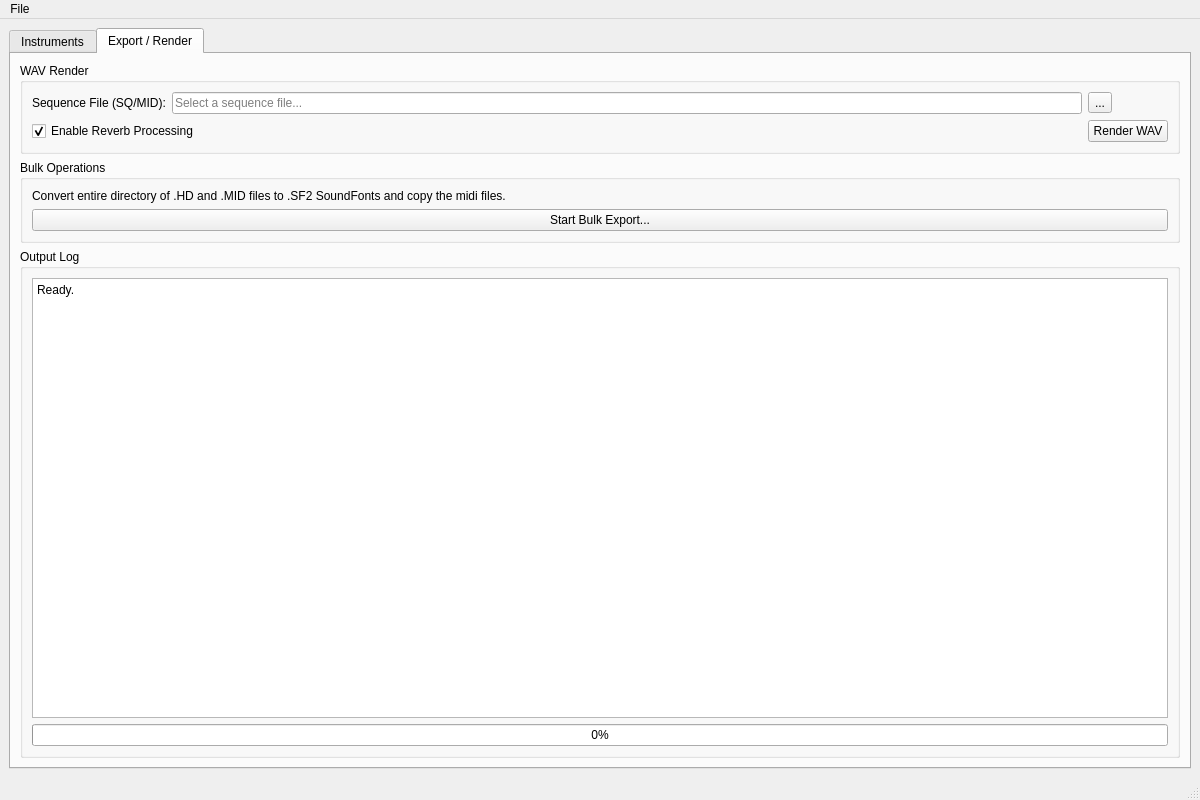
Old version of the form src/mainwindow.ui in the repository jooqw/ApePlayer.
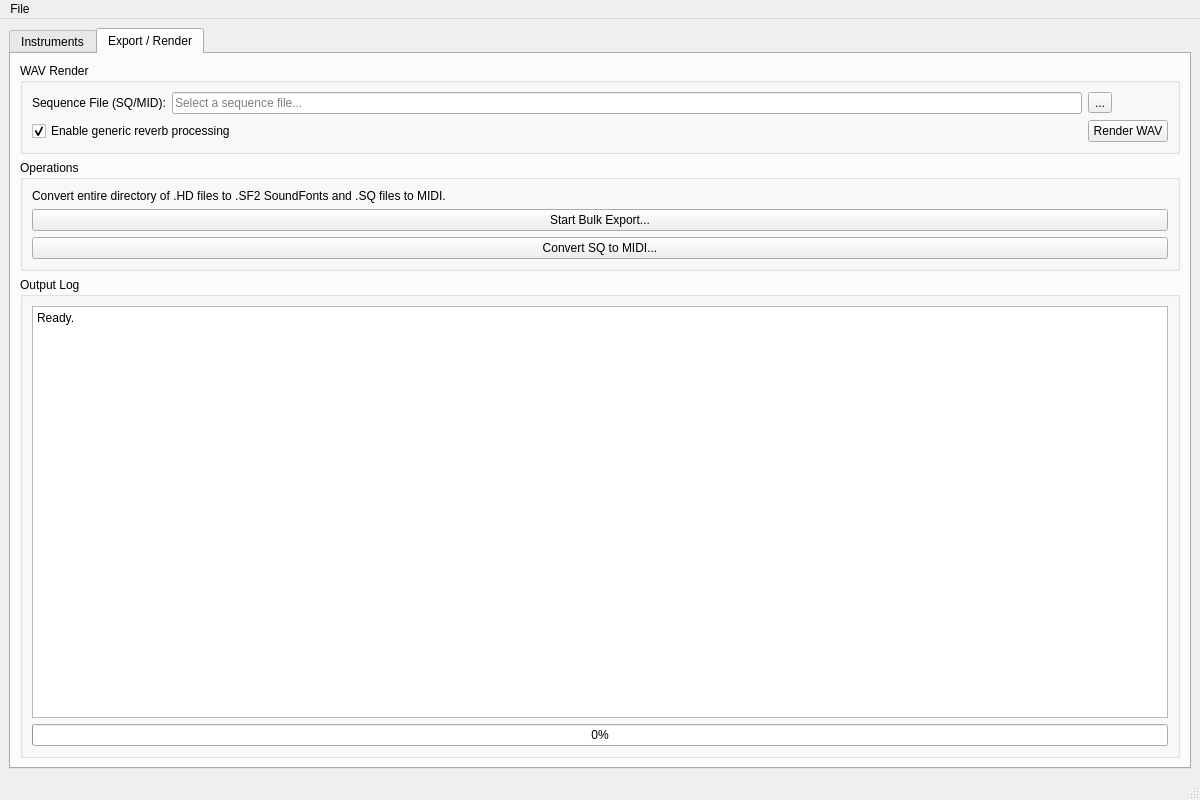
New version of the form. The open tabs and pages were chosen to show the change. Icons and pictures are not drawn.

Commit message:
Fix sf2export, trying to improve vibrato, add seq2midi, etc..
sf2exporter.cpp was incrementing instead of parsing the programs in their correct order.

Diff of the .ui file:
```diff
--- a/src/mainwindow.ui
+++ b/src/mainwindow.ui
@@ -298,7 +298,7 @@
                       <item row="1" column="0" colspan="2">
                         <widget class="QCheckBox" name="chkReverb">
                           <property name="text">
-                            <string>Enable Reverb Processing</string>
+                            <string>Enable generic reverb processing</string>
                           </property>
                           <property name="checked">
                             <bool>true</bool>
@@ -322,13 +322,13 @@
                 <item>
                   <widget class="QGroupBox" name="grpBulk">
                     <property name="title">
-                      <string>Bulk Operations</string>
+                      <string>Operations</string>
                     </property>
                     <layout class="QVBoxLayout" name="bulkLayout">
                       <item>
                         <widget class="QLabel" name="lbBulk">
                           <property name="text">
-                            <string>Convert entire directory of .HD and .MID files to .SF2 SoundFonts and copy the midi files.</string>
+                            <string>Convert entire directory of .HD files to .SF2 SoundFonts and .SQ files to MIDI.</string>
                           </property>
                           <property name="wordWrap">
                             <bool>true</bool>
@@ -346,6 +346,17 @@
                           </property>
                         </widget>
                       </item>
+                      <item>
+                        <widget class="QPushButton" name="btnSeq2Midi">
+                          <property name="text">
+                            <string>Convert SQ to MIDI...</string>
+                          </property>
+                          <property name="icon">
+                            <iconset theme="audio-x-generic">
+                              <normaloff>.</normaloff>audio-x-generic</iconset>
+                          </property>
+                        </widget>
+                      </item>
                     </layout>
                   </widget>
                 </item>
```
The commit also changes 5 other files.
